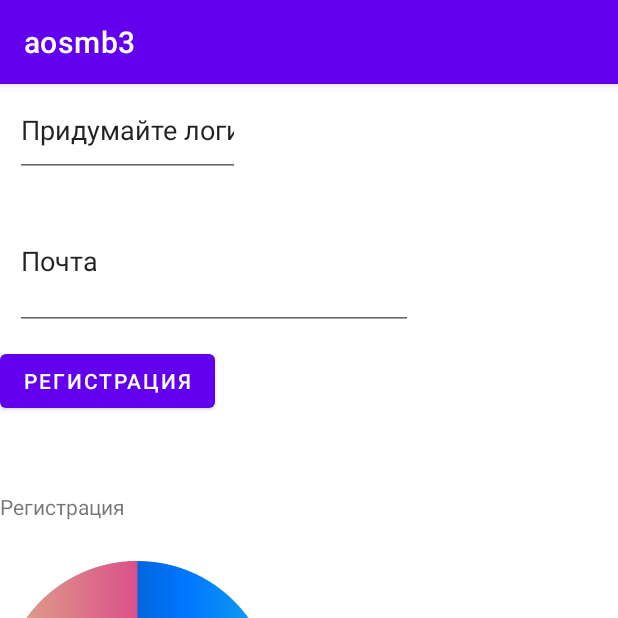
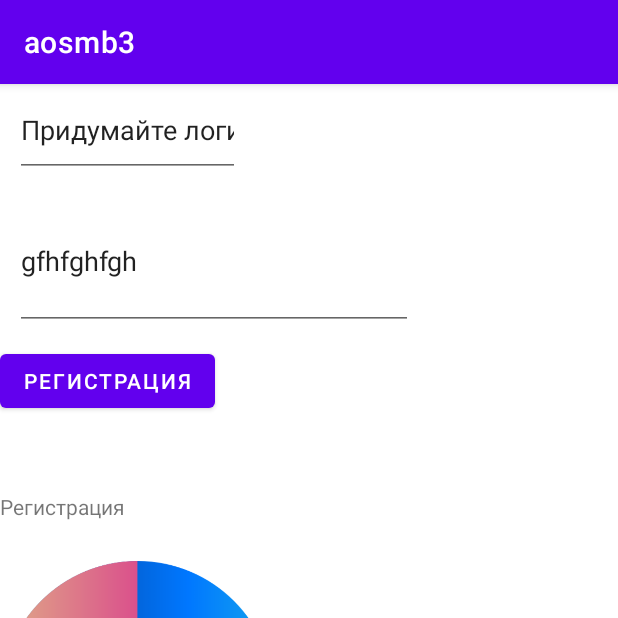
Before and after one commit to hima2217/aosmb5, an Android app: the ConstraintFragment screen opened through its navigation route, after a tap on "НАЗАД", on a phone screen of 412 x 824 dp, the top half of it. Run offline under Robolectric (Android 15) with nearby library versions, the phone set to English and light mode, and no system bars.

Commit message:
last commit

```diff
--- a/app/src/main/java/com/example/aosmb5/ConstraintFragment.java
+++ b/app/src/main/java/com/example/aosmb5/ConstraintFragment.java
@@ -23,10 +23,20 @@ public class ConstraintFragment extends Fragment {
     @Override
     public View onCreateView(LayoutInflater inflater, ViewGroup container, Bundle savedInstanceState) {
         View view = inflater.inflate(R.layout.constraintleyout, container, false);
+        Bundle bundle = getArguments();
+        if (bundle != null) {
+            TextView textView = (TextView) view.findViewById(R.id.textView4);
+            textView.setText(bundle.getString("keylog2"));
+        }
         view.findViewById(R.id.button4).setOnClickListener(new View.OnClickListener() {
             @Override
             public void onClick(View view) {
-                Navigation.findNavController(view).navigate(R.id.action_FragmentConstraint_to_FragmentLinear);
+                Bundle bundle = new Bundle();
+                //bundle.putString("keylog3", String.valueOf(((TextView) view
+                        //.findViewById(R.id.textView4))
+                        //.getText()));
+                bundle.putString("keylog3","gfhfghfgh");
+                Navigation.findNavController(view).navigate(R.id.action_FragmentConstraint_to_FragmentLinear,bundle);
             }
         });
         return view;
--- a/app/src/main/java/com/example/aosmb5/LinearFragment.java
+++ b/app/src/main/java/com/example/aosmb5/LinearFragment.java
@@ -5,6 +5,8 @@ import android.util.Log;
 import android.view.LayoutInflater;
 import android.view.View;
 import android.view.ViewGroup;
+import android.widget.EditText;
+import android.widget.TextView;
 import android.widget.Toast;
 
 import androidx.fragment.app.Fragment;
@@ -24,10 +26,21 @@ public class LinearFragment extends Fragment {
     @Override
     public View onCreateView(LayoutInflater inflater, ViewGroup container, Bundle savedInstanceState) {
         View view = inflater.inflate(R.layout.linerlayout, container, false);
+        Bundle bundle = getArguments();
+        if (bundle != null) {
+            TextView textView = (TextView) view.findViewById(R.id.editTextTextPersonName6);
+            textView.setText(bundle.getString("keylog3"));
+        }
         view.findViewById(R.id.button2).setOnClickListener(new View.OnClickListener() {
             @Override
             public void onClick(View view) {
-                Navigation.findNavController(view).navigate(R.id.action_FragmentLinear_to_FragmentRelative);
+                Bundle bundle = new Bundle();
+                //bundle.putString("keylog1", String.valueOf(((TextView) view
+                       // .findViewById(R.id.editTextTextPersonName5))
+                       // .getText()));
+                bundle.putString("keylog1","gfhfghfgh");
+                Navigation.findNavController(view).navigate(R.id.action_FragmentLinear_to_FragmentRelative,bundle);
+
             }
         });
         return view;
```
Also changed, not shown: app/src/main/java/com/example/aosmb5/RelativeFragment.java (+13 -1 lines).
